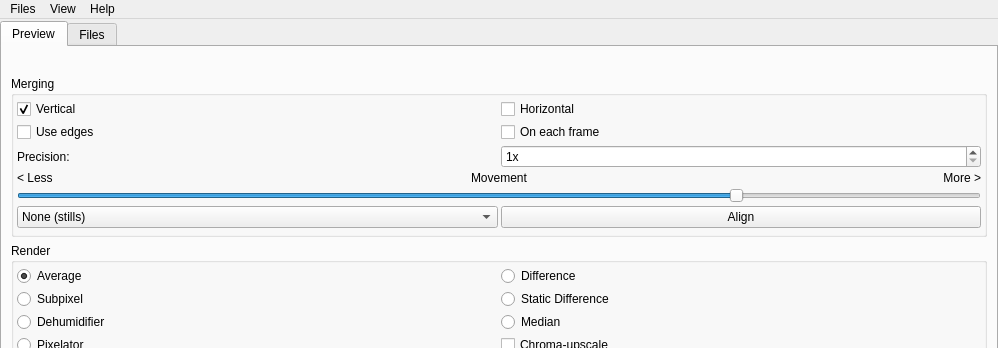
This is src/gui/mainwindow.ui in spillerrec/Overmix as Qt 5 draws it before an edit; both pictures show x 0 to 998 and y 0 to 348 of the 998 by 804 pixel window. The edited form follows.
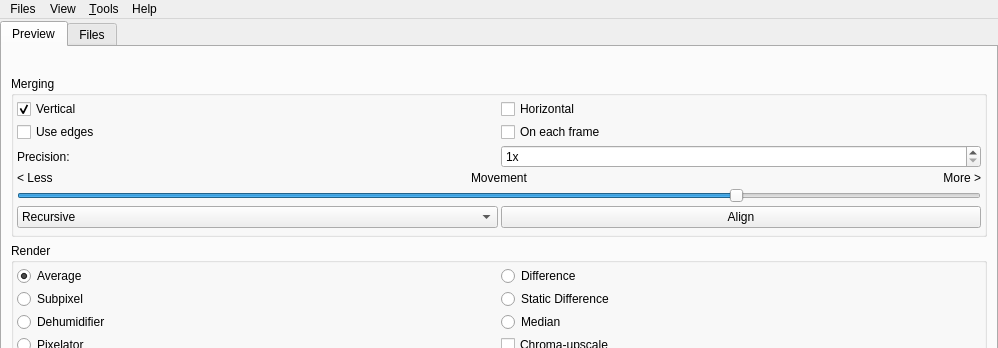
This is the edited form.

What changed in the file:
```diff
--- a/src/gui/mainwindow.ui
+++ b/src/gui/mainwindow.ui
@@ -201,7 +201,7 @@
                   <string>The algorithm used for aligning</string>
                  </property>
                  <property name="currentIndex">
-                  <number>0</number>
+                  <number>2</number>
                  </property>
                  <item>
                   <property name="text">
@@ -1547,8 +1547,15 @@
     </property>
     <addaction name="action_online_wiki"/>
    </widget>
+   <widget class="QMenu" name="menu_Tools">
+    <property name="title">
+     <string>&amp;Tools</string>
+    </property>
+    <addaction name="action_crop_all"/>
+   </widget>
    <addaction name="menuFiles"/>
    <addaction name="menuView"/>
+   <addaction name="menu_Tools"/>
    <addaction name="menuHelp"/>
   </widget>
   <action name="action_online_wiki">
```
Left out of the diff: 5 changed lines with no effect on the pictures.
